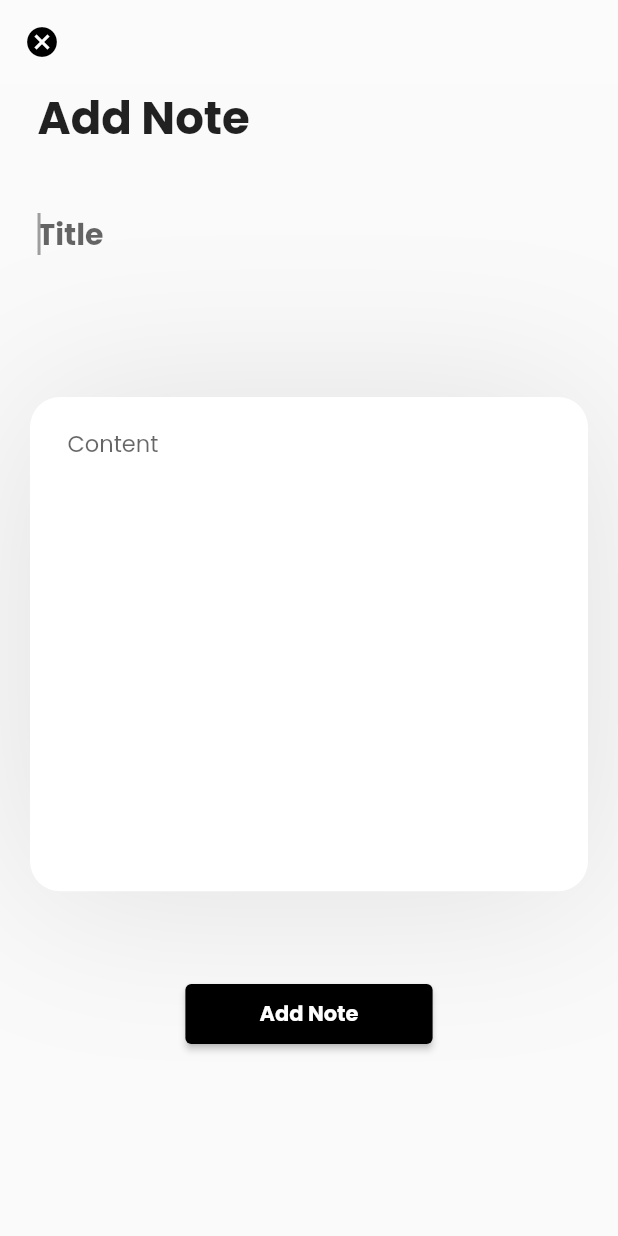
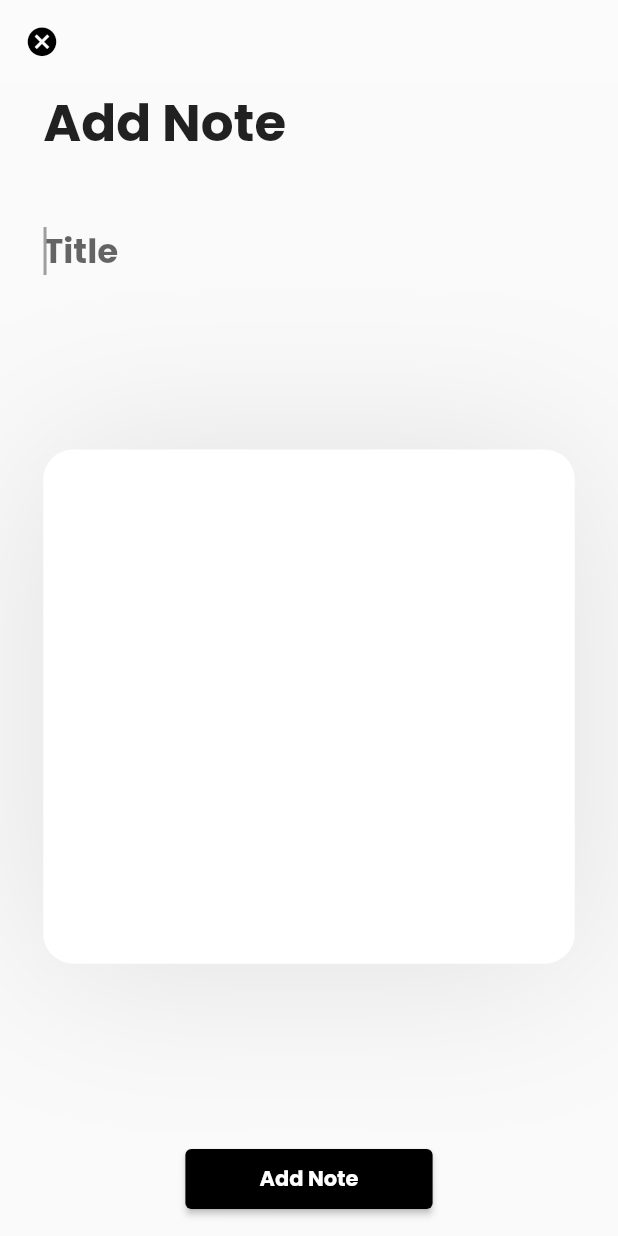
Before and after one commit to dinoy-raj/ProductivityApp, a Flutter app: the NoteEditing screen opened directly, on a phone screen of 412 x 824 dp. Run offline on Flutter 3.47's test engine with Material 2 defaults, Android fonts, the phone set to English and light mode, and no system bars; our stand-ins replace animated_text_kit, cloud_firestore, firebase_auth, firebase_core, flutter_feather_icons, flutter_neumorphic and 4 more; accounts and stored records are empty.

Commit message:
note editing screen updated

```diff
--- a/app/lib/screens/note/note_edits.dart
+++ b/app/lib/screens/note/note_edits.dart
@@ -1,7 +1,5 @@
 import 'package:cloud_firestore/cloud_firestore.dart';
-import 'package:firebase_core/firebase_core.dart';
 import 'package:flutter/material.dart';
-import 'package:lottie/lottie.dart';
 
 class NoteEditing extends StatefulWidget {
   const NoteEditing({Key? key}) : super(key: key);
@@ -28,13 +26,15 @@ class _NoteEditingState extends State<NoteEditing> {
   @override
   Widget build(BuildContext context) {
     double screenWidth = MediaQuery.of(context).size.width;
-    double screenHeight = MediaQuery.of(context).size.width;
+    double screenHeight = MediaQuery.of(context).size.height;
+    print(screenHeight);
+    print(screenWidth);
     return Scaffold(
       appBar: AppBar(
         elevation: 0,
         backgroundColor: Colors.white10,
         leading: IconButton(
-            splashRadius: .5,
+            splashRadius: 10,
             onPressed: () {
               Navigator.pop(context);
             },
@@ -43,6 +43,7 @@ class _NoteEditingState extends State<NoteEditing> {
               child: Icon(
                 Icons.cancel,
                 color: Colors.black,
+                size: 23,
               ),
             )),
       ),
@@ -57,19 +58,25 @@ class _NoteEditingState extends State<NoteEditing> {
               Align(
                 alignment: Alignment.topLeft,
                 child: Padding(
-                  padding: const EdgeInsets.only(left: 25.0, bottom: 20),
+                  padding: EdgeInsets.only(
+                      left: screenWidth * .07, bottom: screenWidth * .055),
                   child: Text(
                     "Add Note",
-                    style: TextStyle(fontWeight: FontWeight.bold, fontSize: 30),
+                    style: TextStyle(
+                        fontWeight: FontWeight.bold,
+                        fontSize: screenWidth * .0833),
                   ),
                 ),
               ),
               Container(
                 width: screenWidth,
-                height: screenHeight * .3,
+                height: screenWidth*.06*6,
                 child: Padding(
-                  padding: const EdgeInsets.only(
-                      left: 25, right: 15, top: 8, bottom: 8),
+                  padding: EdgeInsets.only(
+                      left: screenWidth * .07,
+                      right: screenWidth * .0416,
+                      top: screenHeight * 0.0105,
+                      bottom: screenHeight * 0.0105),
                   child: Align(
                       alignment: Alignment.topLeft,
                       child: TextFormField(
@@ -82,9 +89,8 @@ class _NoteEditingState extends State<NoteEditing> {
                         controller: _titleController,
                         maxLines: 3,
                         autofocus: true,
-                        //autocorrect: true,
                         style: TextStyle(
-                            fontWeight: FontWeight.bold, fontSize: 20),
+                            fontWeight: FontWeight.bold, fontSize: screenWidth*.055),
                         decoration: InputDecoration(
                           hintText: "Title",
                           border: InputBorder.none,
@@ -99,10 +105,10 @@ class _NoteEditingState extends State<NoteEditing> {
                 ),
               ),
               SizedBox(
-                height: 20,
+                height: screenHeight*.0263,
               ),
               Padding(
-                padding: const EdgeInsets.only(left: 20, right: 20),
+                padding:EdgeInsets.only(left: screenWidth * .07, right: screenWidth * .07),
                 child: Container(
                   decoration: BoxDecoration(
                       shape: BoxShape.rectangle,
@@ -117,16 +123,16 @@ class _NoteEditingState extends State<NoteEditing> {
                         ),
                       ]),
                   width: screenWidth,
-                  height: screenHeight * .8,
+                  height: screenWidth*.0416*20,
                   child: Padding(
-                    padding: const EdgeInsets.only(
-                        left: 25, right: 15, top: 8, bottom: 8),
+                    padding: EdgeInsets.only(
+                        left: screenWidth*07, right: screenWidth*.416,),
                     child: Align(
                         alignment: Alignment.topLeft,
                         child: TextFormField(
                           maxLines: 10,
                           controller: _bodyController,
-                          style: TextStyle(fontSize: 15),
+                          style: TextStyle(fontSize: screenWidth*.0416),
                           decoration: InputDecoration(
                             hintText: "Content",
                             border: InputBorder.none,
```
